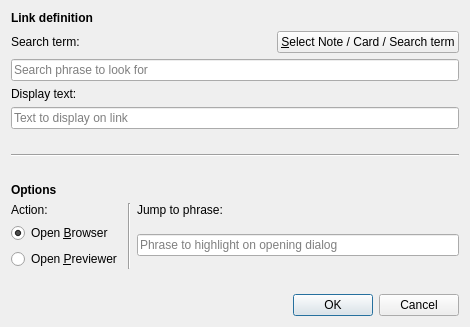
Qt form designer/insertlink.ui (glutanimate/internal-references) before a commit.
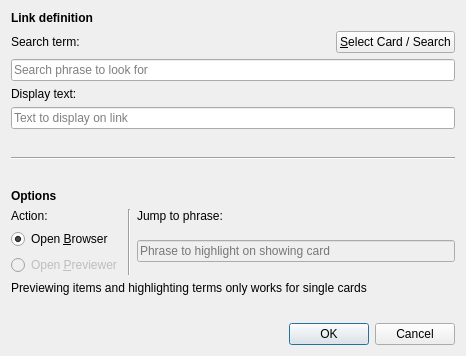
The same form after that commit.

Commit message: Link format finalized, browser invocation and result highlighting

```diff
--- a/designer/insertlink.ui
+++ b/designer/insertlink.ui
@@ -6,8 +6,8 @@
    <rect>
     <x>0</x>
     <y>0</y>
-    <width>470</width>
-    <height>327</height>
+    <width>466</width>
+    <height>356</height>
    </rect>
   </property>
   <property name="windowTitle">
@@ -50,7 +50,7 @@
          <item>
           <widget class="QPushButton" name="btnSel">
            <property name="text">
-            <string>&amp;Select Note / Card / Search term</string>
+            <string>&amp;Select Card / Search</string>
            </property>
            <property name="default">
             <bool>false</bool>
@@ -156,6 +156,9 @@
          </item>
          <item>
           <widget class="QRadioButton" name="rbPreview">
+           <property name="enabled">
+            <bool>false</bool>
+           </property>
            <property name="text">
             <string>Open &amp;Previewer</string>
            </property>
@@ -184,11 +187,14 @@
          </item>
          <item>
           <widget class="QLineEdit" name="teHighlight">
+           <property name="enabled">
+            <bool>false</bool>
+           </property>
            <property name="alignment">
             <set>Qt::AlignLeading|Qt::AlignLeft|Qt::AlignVCenter</set>
            </property>
            <property name="placeholderText">
-            <string>Phrase to highlight on opening dialog</string>
+            <string>Phrase to highlight on showing card</string>
            </property>
           </widget>
          </item>
@@ -214,6 +220,13 @@
      </item>
     </layout>
    </item>
+   <item>
+    <widget class="QLabel" name="labNotCard">
+     <property name="text">
+      <string>Previewing items and highlighting terms only works for single cards</string>
+     </property>
+    </widget>
+   </item>
    <item>
     <spacer name="verticalSpacer">
      <property name="orientation">
@@ -229,6 +242,9 @@
    </item>
    <item>
     <widget class="QDialogButtonBox" name="buttonBox">
+     <property name="enabled">
+      <bool>true</bool>
+     </property>
      <property name="orientation">
       <enum>Qt::Horizontal</enum>
      </property>
```
Left out of the diff: 2 changed lines with no effect on the pictures. The commit also changes 6 other files.
